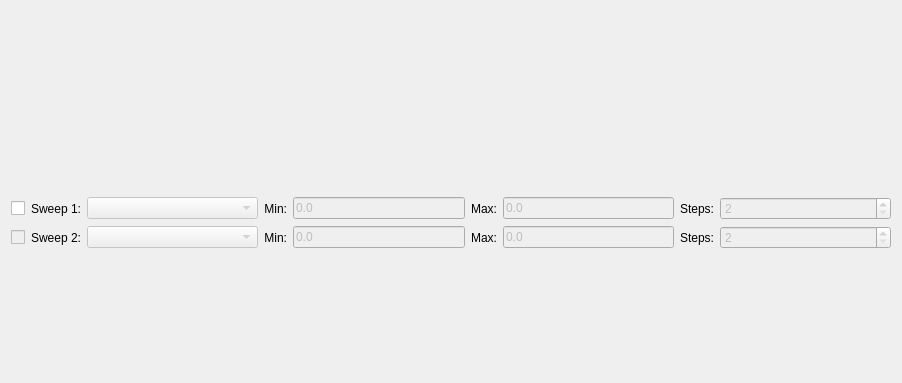
Qt form ui/sweep_widget.ui (powder-phun/quadrupole) before a commit; both pictures show x 0 to 902 and y 0 to 383 of the 902 by 663 pixel window.
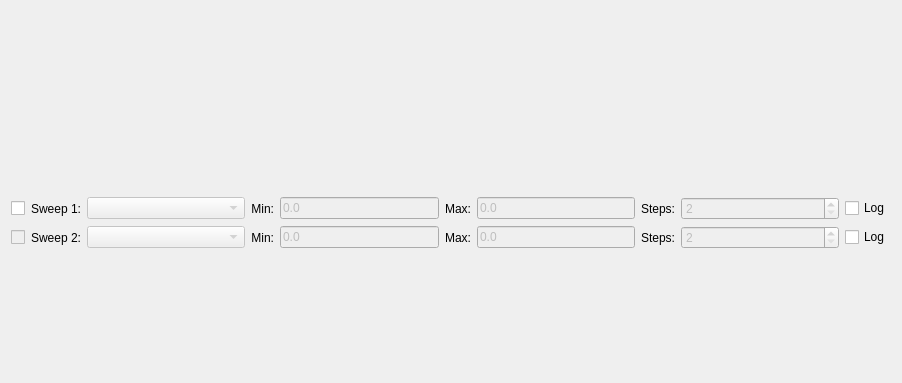
The same form after that commit.

Patch:
```diff
--- a/ui/sweep_widget.ui
+++ b/ui/sweep_widget.ui
@@ -15,24 +15,20 @@
   </property>
   <layout class="QVBoxLayout" name="verticalLayout">
    <item>
-    <layout class="QGridLayout" name="gridLayout" columnstretch="0,0,1,0,1,0,1,0,1">
-     <item row="1" column="6">
-      <widget class="QLineEdit" name="sweepTwoMaxEdit">
-       <property name="enabled">
-        <bool>false</bool>
+    <layout class="QGridLayout" name="gridLayout" columnstretch="0,0,1,0,1,0,1,0,1,0">
+     <item row="0" column="7">
+      <widget class="QLabel" name="sweepOneStepsLabel">
+       <property name="sizePolicy">
+        <sizepolicy hsizetype="Fixed" vsizetype="Preferred">
+         <horstretch>0</horstretch>
+         <verstretch>0</verstretch>
+        </sizepolicy>
        </property>
        <property name="text">
-        <string>0.0</string>
+        <string>Steps:</string>
        </property>
-      </widget>
-     </item>
-     <item row="0" column="4">
-      <widget class="QLineEdit" name="sweepOneMinEdit">
-       <property name="enabled">
-        <bool>false</bool>
-       </property>
-       <property name="text">
-        <string>0.0</string>
+       <property name="alignment">
+        <set>Qt::AlignRight|Qt::AlignTrailing|Qt::AlignVCenter</set>
        </property>
       </widget>
      </item>
@@ -52,18 +48,8 @@
        </property>
       </widget>
      </item>
-     <item row="0" column="6">
-      <widget class="QLineEdit" name="sweepOneMaxEdit">
-       <property name="enabled">
-        <bool>false</bool>
-       </property>
-       <property name="text">
-        <string>0.0</string>
-       </property>
-      </widget>
-     </item>
-     <item row="1" column="3">
-      <widget class="QLabel" name="sweepTwoMinLabel">
+     <item row="1" column="7">
+      <widget class="QLabel" name="sweepTwoStepsLabel">
        <property name="sizePolicy">
         <sizepolicy hsizetype="Fixed" vsizetype="Preferred">
          <horstretch>0</horstretch>
@@ -71,13 +57,23 @@
         </sizepolicy>
        </property>
        <property name="text">
-        <string>Min:</string>
+        <string>Steps:</string>
        </property>
        <property name="alignment">
         <set>Qt::AlignRight|Qt::AlignTrailing|Qt::AlignVCenter</set>
        </property>
       </widget>
      </item>
+     <item row="1" column="2">
+      <widget class="QComboBox" name="sweepTwoCombobox">
+       <property name="enabled">
+        <bool>false</bool>
+       </property>
+       <property name="currentIndex">
+        <number>-1</number>
+       </property>
+      </widget>
+     </item>
      <item row="0" column="1">
       <widget class="QLabel" name="sweepOneLabel">
        <property name="sizePolicy">
@@ -94,6 +90,16 @@
        </property>
       </widget>
      </item>
+     <item row="0" column="6">
+      <widget class="QLineEdit" name="sweepOneMaxEdit">
+       <property name="enabled">
+        <bool>false</bool>
+       </property>
+       <property name="text">
+        <string>0.0</string>
+       </property>
+      </widget>
+     </item>
      <item row="0" column="2">
       <widget class="QComboBox" name="sweepOneCombobox">
        <property name="enabled">
@@ -107,6 +113,126 @@
        </property>
       </widget>
      </item>
+     <item row="1" column="4">
+      <widget class="QLineEdit" name="sweepTwoMinEdit">
+       <property name="enabled">
+        <bool>false</bool>
+       </property>
+       <property name="text">
+        <string>0.0</string>
+       </property>
+      </widget>
+     </item>
+     <item row="0" column="3">
+      <widget class="QLabel" name="sweepOneMinLabel">
+       <property name="sizePolicy">
+        <sizepolicy hsizetype="Fixed" vsizetype="Preferred">
+         <horstretch>0</horstretch>
+         <verstretch>0</verstretch>
+        </sizepolicy>
+       </property>
+       <property name="text">
+        <string>Min:</string>
+       </property>
+       <property name="alignment">
+        <set>Qt::AlignRight|Qt::AlignTrailing|Qt::AlignVCenter</set>
+       </property>
+      </widget>
+     </item>
+     <item row="1" column="3">
+      <widget class="QLabel" name="sweepTwoMinLabel">
+       <property name="sizePolicy">
+        <sizepolicy hsizetype="Fixed" vsizetype="Preferred">
+         <horstretch>0</horstretch>
+         <verstretch>0</verstretch>
+        </sizepolicy>
+       </property>
+       <property name="text">
+        <string>Min:</string>
+       </property>
+       <property name="alignment">
+        <set>Qt::AlignRight|Qt::AlignTrailing|Qt::AlignVCenter</set>
+       </property>
+      </widget>
+     </item>
+     <item row="0" column="5">
+      <widget class="QLabel" name="sweepOneMaxLabel">
+       <property name="sizePolicy">
+        <sizepolicy hsizetype="Fixed" vsizetype="Preferred">
+         <horstretch>0</horstretch>
+         <verstretch>0</verstretch>
+        </sizepolicy>
+       </property>
+       <property name="text">
+        <string>Max:</string>
+       </property>
+       <property name="alignment">
+        <set>Qt::AlignRight|Qt::AlignTrailing|Qt::AlignVCenter</set>
+       </property>
+      </widget>
+     </item>
+     <item row="1" column="8">
+      <widget class="QSpinBox" name="sweepTwoStepsSpinbox">
+       <property name="enabled">
+        <bool>false</bool>
+       </property>
+       <property name="minimum">
+        <number>2</number>
+       </property>
+       <property name="maximum">
+        <number>100000</number>
+       </property>
+      </widget>
+     </item>
+     <item row="0" column="8">
+      <widget class="QSpinBox" name="sweepOneStepsSpinbox">
+       <property name="enabled">
+        <bool>false</bool>
+       </property>
+       <property name="minimum">
+        <number>2</number>
+       </property>
+       <property name="maximum">
+        <number>100000</number>
+       </property>
+      </widget>
+     </item>
+     <item row="1" column="6">
+      <widget class="QLineEdit" name="sweepTwoMaxEdit">
+       <property name="enabled">
+        <bool>false</bool>
+       </property>
+       <property name="text">
+        <string>0.0</string>
+       </property>
+      </widget>
+     </item>
+     <item row="1" column="5">
+      <widget class="QLabel" name="sweepTwoMaxLabel">
+       <property name="sizePolicy">
+        <sizepolicy hsizetype="Fixed" vsizetype="Preferred">
+         <horstretch>0</horstretch>
+         <verstretch>0</verstretch>
+        </sizepolicy>
+       </property>
+       <property name="text">
+        <string>Max:</string>
+       </property>
+       <property name="alignment">
+        <set>Qt::AlignRight|Qt::AlignTrailing|Qt::AlignVCenter</set>
+       </property>
+      </widget>
+     </item>
+     <item row="0" column="4">
+      <widget class="QLineEdit" name="sweepOneMinEdit">
+       <property name="enabled">
+        <bool>false</bool>
+       </property>
+       <property name="text">
+        <string>0.0</string>
+       </property>
+      </widget>
+     </item>
      <item row="1" column="1">
       <widget class="QLabel" name="sweepTwoLabel">
        <property name="sizePolicy">
@@ -123,38 +249,6 @@
        </property>
       </widget>
      </item>
-     <item row="0" column="5">
-      <widget class="QLabel" name="sweepOneMaxLabel">
-       <property name="sizePolicy">
-        <sizepolicy hsizetype="Fixed" vsizetype="Preferred">
-         <horstretch>0</horstretch>
-         <verstretch>0</verstretch>
-        </sizepolicy>
-       </property>
-       <property name="text">
-        <string>Max:</string>
-       </property>
-       <property name="alignment">
-        <set>Qt::AlignRight|Qt::AlignTrailing|Qt::AlignVCenter</set>
-       </property>
-      </widget>
-     </item>
-     <item row="0" column="3">
-      <widget class="QLabel" name="sweepOneMinLabel">
-       <property name="sizePolicy">
-        <sizepolicy hsizetype="Fixed" vsizetype="Preferred">
-         <horstretch>0</horstretch>
-         <verstretch>0</verstretch>
-        </sizepolicy>
-       </property>
-       <property name="text">
-        <string>Min:</string>
-       </property>
-       <property name="alignment">
-        <set>Qt::AlignRight|Qt::AlignTrailing|Qt::AlignVCenter</set>
-       </property>
-      </widget>
-     </item>
      <item row="0" column="0">
       <widget class="QCheckBox" name="sweepOneCheckbox">
        <property name="text">
@@ -168,97 +262,17 @@
        </property>
       </widget>
      </item>
-     <item row="1" column="2">
-      <widget class="QComboBox" name="sweepTwoCombobox">
-       <property name="enabled">
-        <bool>false</bool>
-       </property>
-       <property name="currentIndex">
-        <number>-1</number>
-       </property>
-      </widget>
-     </item>
-     <item row="1" column="4">
-      <widget class="QLineEdit" name="sweepTwoMinEdit">
-       <property name="enabled">
-        <bool>false</bool>
-       </property>
+     <item row="0" column="9">
+      <widget class="QCheckBox" name="sweepOneLogCheckbox">
        <property name="text">
-        <string>0.0</string>
+        <string>Log</string>
        </property>
       </widget>
      </item>
-     <item row="1" column="5">
-      <widget class="QLabel" name="sweepTwoMaxLabel">
-       <property name="sizePolicy">
-        <sizepolicy hsizetype="Fixed" vsizetype="Preferred">
-         <horstretch>0</horstretch>
-         <verstretch>0</verstretch>
-        </sizepolicy>
-       </property>
+     <item row="1" column="9">
+      <widget class="QCheckBox" name="sweepTwoLogCheckbox">
        <property name="text">
-        <string>Max:</string>
-       </property>
-       <property name="alignment">
-        <set>Qt::AlignRight|Qt::AlignTrailing|Qt::AlignVCenter</set>
-       </property>
-      </widget>
-     </item>
-     <item row="0" column="7">
-      <widget class="QLabel" name="sweepOneStepsLabel">
-       <property name="sizePolicy">
-        <sizepolicy hsizetype="Fixed" vsizetype="Preferred">
-         <horstretch>0</horstretch>
-         <verstretch>0</verstretch>
-        </sizepolicy>
-       </property>
-       <property name="text">
-        <string>Steps:</string>
-       </property>
-       <property name="alignment">
-        <set>Qt::AlignRight|Qt::AlignTrailing|Qt::AlignVCenter</set>
-       </property>
-      </widget>
-     </item>
-     <item row="0" column="8">
-      <widget class="QSpinBox" name="sweepOneStepsSpinbox">
-       <property name="enabled">
-        <bool>false</bool>
-       </property>
-       <property name="minimum">
-        <number>2</number>
-       </property>
-       <property name="maximum">
-        <number>100000</number>
-       </property>
-      </widget>
-     </item>
-     <item row="1" column="7">
-      <widget class="QLabel" name="sweepTwoStepsLabel">
-       <property name="sizePolicy">
-        <sizepolicy hsizetype="Fixed" vsizetype="Preferred">
-         <horstretch>0</horstretch>
-         <verstretch>0</verstretch>
-        </sizepolicy>
-       </property>
-       <property name="text">
-        <string>Steps:</string>
-       </property>
-       <property name="alignment">
-        <set>Qt::AlignRight|Qt::AlignTrailing|Qt::AlignVCenter</set>
-       </property>
-      </widget>
-     </item>
-     <item row="1" column="8">
-      <widget class="QSpinBox" name="sweepTwoStepsSpinbox">
-       <property name="enabled">
-        <bool>false</bool>
-       </property>
-       <property name="minimum">
-        <number>2</number>
-       </property>
-       <property name="maximum">
-        <number>100000</number>
+        <string>Log</string>
        </property>
       </widget>
      </item>
```
